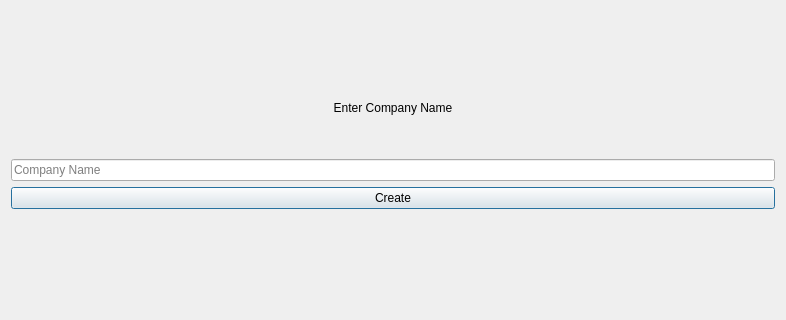
Old version of the form menu/src/companyregwindow.ui in the repository splitmindq/task-management; both pictures show x 0 to 786 and y 281 to 601 of the 786 by 601 pixel window.
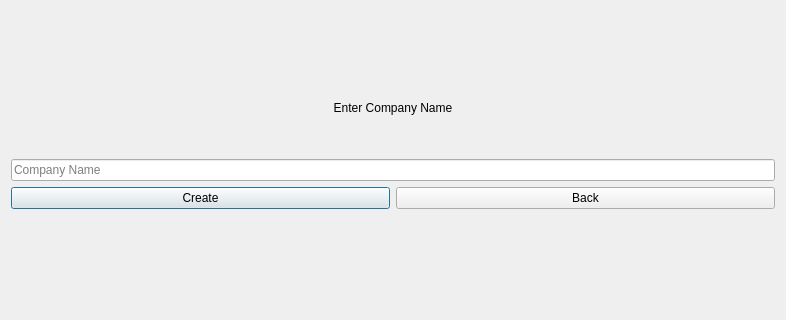
New version of the form.

Commit message: sonar fixes + added employeeClass

Patch:
```diff
--- a/menu/src/companyregwindow.ui
+++ b/menu/src/companyregwindow.ui
@@ -60,11 +60,22 @@
       </widget>
      </item>
      <item>
+      <layout class="QHBoxLayout" name="horizontalLayout">
+       <item>
       <widget class="QPushButton" name="createButton">
        <property name="text">
         <string>Create</string>
        </property>
       </widget>
+       </item>
+       <item>
+        <widget class="QPushButton" name="returnButton">
+         <property name="text">
+          <string>Back</string>
+         </property>
+        </widget>
+       </item>
+      </layout>
      </item>
      <item>
       <spacer name="verticalSpacer">
```
Lines whose indentation alone changed are shown as unchanged. The commit also changes 22 other files.
